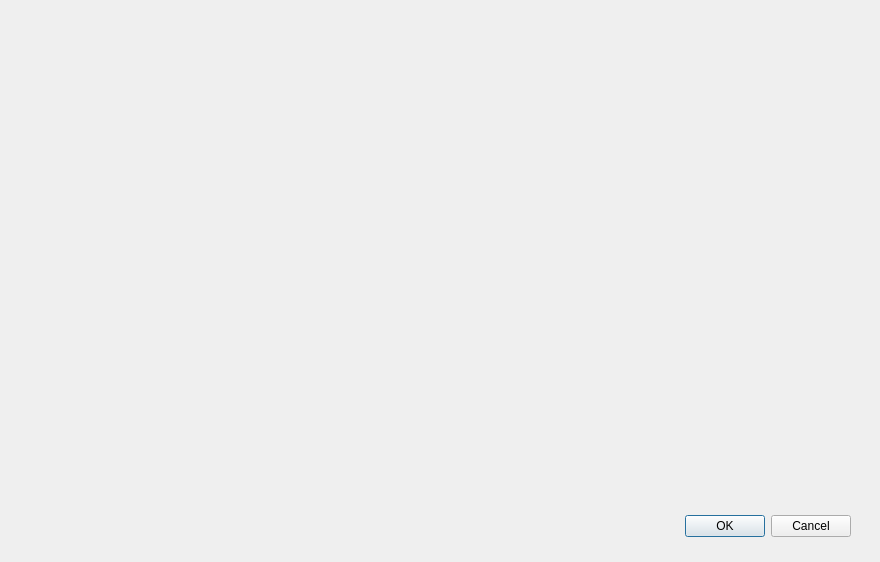
Before: the Qt Designer form bcpware/src/bcpware/ui/printingHistoryUi.ui in peterstoneee/BCPware_skt, drawn with Qt 5.
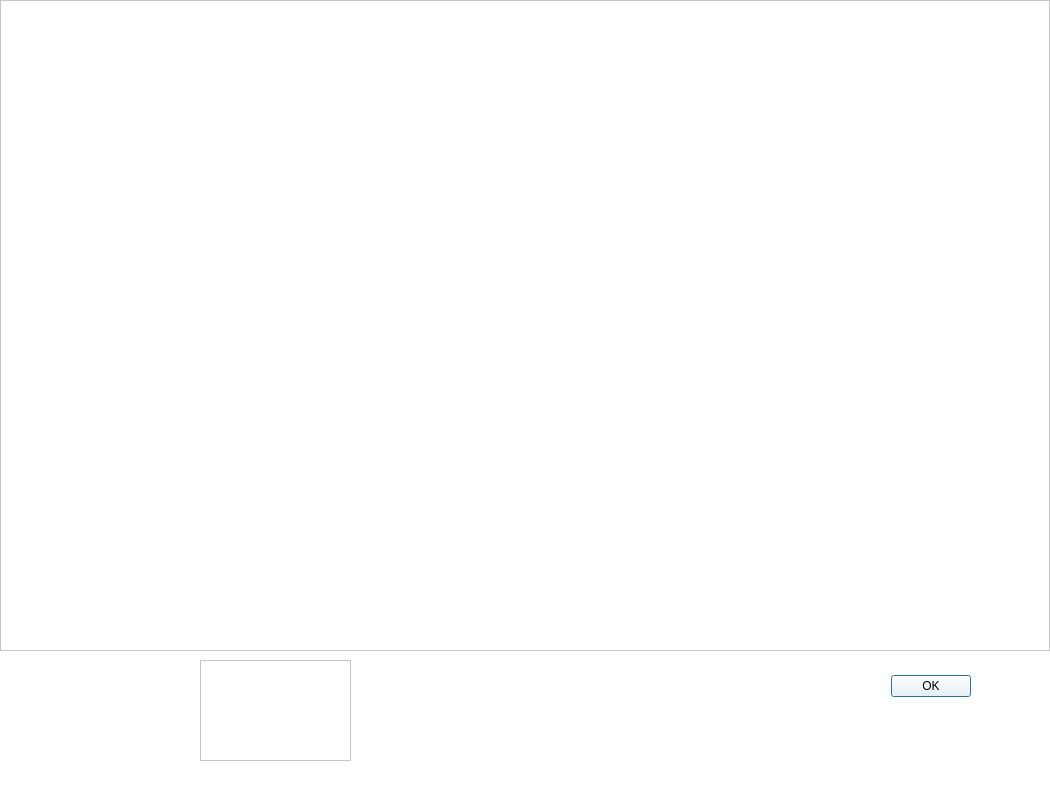
After: the same form once the commit is applied.

```diff
--- a/bcpware/src/bcpware/ui/printingHistoryUi.ui
+++ b/bcpware/src/bcpware/ui/printingHistoryUi.ui
@@ -6,18 +6,21 @@
    <rect>
     <x>0</x>
     <y>0</y>
-    <width>880</width>
-    <height>562</height>
+    <width>1050</width>
+    <height>785</height>
    </rect>
   </property>
   <property name="windowTitle">
    <string>Dialog</string>
   </property>
+  <property name="styleSheet">
+   <string notr="true">background-color: rgb(255, 255, 255);</string>
+  </property>
   <widget class="QDialogButtonBox" name="buttonBox">
    <property name="geometry">
     <rect>
-     <x>510</x>
-     <y>510</y>
+     <x>630</x>
+     <y>670</y>
      <width>341</width>
      <height>32</height>
     </rect>
@@ -26,9 +29,60 @@
     <enum>Qt::Horizontal</enum>
    </property>
    <property name="standardButtons">
-    <set>QDialogButtonBox::Cancel|QDialogButtonBox::Ok</set>
+    <set>QDialogButtonBox::Ok</set>
    </property>
   </widget>
+  <widget class="QFrame" name="frame">
+   <property name="geometry">
+    <rect>
+     <x>0</x>
+     <y>0</y>
+     <width>1050</width>
+     <height>651</height>
+    </rect>
+   </property>
+   <property name="styleSheet">
+    <string notr="true"/>
+   </property>
+   <property name="frameShape">
+    <enum>QFrame::StyledPanel</enum>
+   </property>
+   <property name="frameShadow">
+    <enum>QFrame::Raised</enum>
+   </property>
+  </widget>
+  <widget class="QScrollArea" name="scrollArea">
+   <property name="geometry">
+    <rect>
+     <x>200</x>
+     <y>660</y>
+     <width>151</width>
+     <height>101</height>
+    </rect>
+   </property>
+   <property name="widgetResizable">
+    <bool>true</bool>
+   </property>
+   <widget class="QWidget" name="scrollAreaWidgetContents">
+    <property name="geometry">
+     <rect>
+      <x>0</x>
+      <y>0</y>
+      <width>149</width>
+      <height>99</height>
+     </rect>
+    </property>
+    <layout class="QGridLayout" name="gridLayout">
+     <item row="0" column="0">
+      <widget class="QLabel" name="phIDPagesLb">
+       <property name="text">
+        <string/>
+       </property>
+      </widget>
+     </item>
+    </layout>
+   </widget>
+  </widget>
  </widget>
  <resources/>
  <connections>
```
